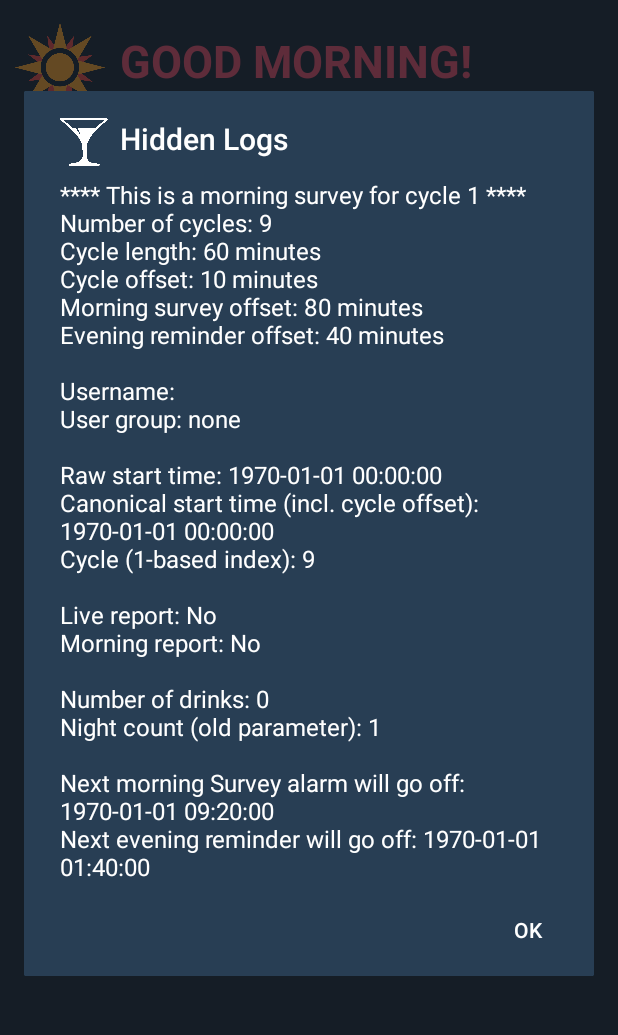
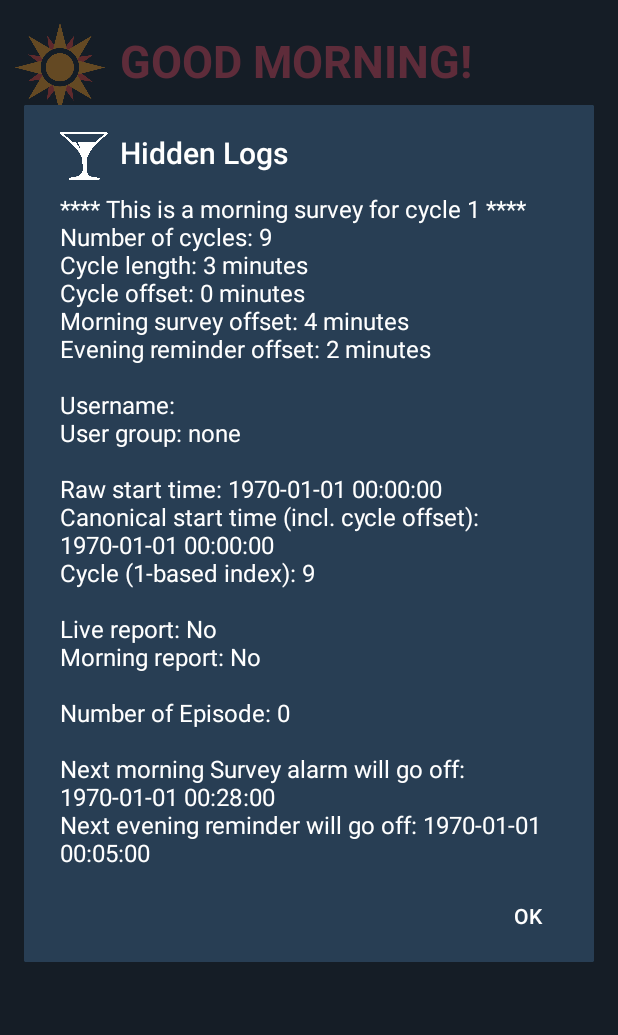
Before and after one commit to samikshasm/capstone_sam_alex, an Android app: the MorningQS screen opened directly, with no data from a screen before it, after a tap on an icon or button, on a phone screen of 412 x 824 dp, the part 84-1119 px from its top. Run offline under Robolectric (Android 15) with nearby library versions, the phone set to English and light mode, and no system bars; our stand-ins replace Firebase (no records; nobody signed in at launch, a user with empty details on screens opened directly).

```diff
--- a/app/src/main/java/com/samalex/slucapstone/MainActivity.java
+++ b/app/src/main/java/com/samalex/slucapstone/MainActivity.java
@@ -260,8 +260,8 @@ public class MainActivity extends AppCompatActivity {
                                 + "\nLive report: " + liveReportFlag
                                 + "\nMorning report: " + morningReportFlag
                                 + "\n"
-                                + "\nNumber of drinks: " + getNumDrinks()
-                                + "\nNight count (old parameter): " + getNightCount()
+//                                + "\nNumber of drinks: " + getNumDrinks()
+                                + "\nNumber of Episode: " + getNightCount()
                                 + "\n"
                                 + "\nNext morning Survey alarm will go off: " + moringSurveyTime
                                 + "\nNext evening reminder will go off: " + eveningReminderTime
--- a/app/src/main/java/com/samalex/slucapstone/MorningQS.java
+++ b/app/src/main/java/com/samalex/slucapstone/MorningQS.java
@@ -327,8 +327,8 @@ public class MorningQS extends AppCompatActivity {
                                 + "\nLive report: " + liveReportFlag
                                 + "\nMorning report: " + morningReportFlag
                                 + "\n"
-                                + "\nNumber of drinks: " + getNumDrinks()
-                                + "\nNight count (old parameter): " + getNightCount()
+//                                + "\nNumber of drinks: " + getNumDrinks()
+                                + "\nNumber of Episode: " + getNightCount()
                                 + "\n"
                                 + "\nNext morning Survey alarm will go off: " + moringSurveyTime
                                 + "\nNext evening reminder will go off: " + eveningReminderTime
```
Also changed, not shown: app/src/main/java/com/samalex/slucapstone/BoozymeterApplication.java (+12 -12 lines), app/src/main/java/com/samalex/slucapstone/StartActivity.java (+7 -3 lines).
